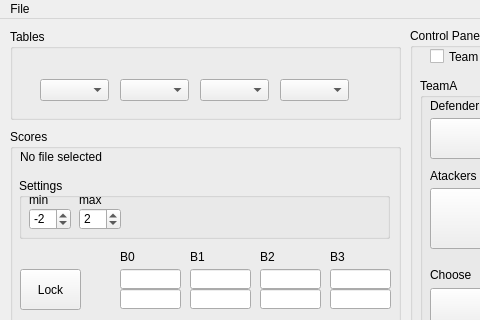
Above: pairing/QT/Pairing4Desktop/mainwindow.ui from MoscowskyAnton/adeptus_calculatus before the change; both pictures show x 0 to 480 and y 0 to 320 of the 1030 by 702 pixel window. Below: the same form after it.
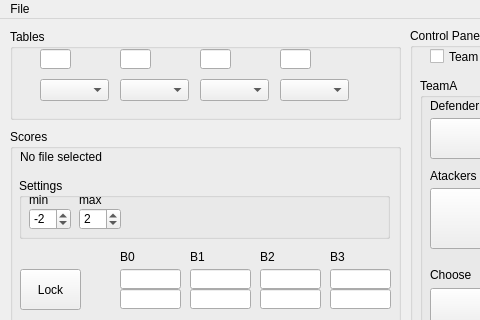
That is the form after the change.

Commit message: marking tables

The edit to the form file:
```diff
--- a/pairing/QT/Pairing4Desktop/mainwindow.ui
+++ b/pairing/QT/Pairing4Desktop/mainwindow.ui
@@ -1072,6 +1072,49 @@
       </rect>
      </property>
     </widget>
+    <widget class="QLineEdit" name="le_t1">
+     <property name="geometry">
+      <rect>
+       <x>30</x>
+       <y>20</y>
+       <width>31</width>
+       <height>20</height>
+      </rect>
+     </property>
+     <property name="clearButtonEnabled">
+      <bool>false</bool>
+     </property>
+    </widget>
+    <widget class="QLineEdit" name="le_t2">
+     <property name="geometry">
+      <rect>
+       <x>110</x>
+       <y>20</y>
+       <width>31</width>
+       <height>20</height>
+      </rect>
+     </property>
+    </widget>
+    <widget class="QLineEdit" name="le_t3">
+     <property name="geometry">
+      <rect>
+       <x>190</x>
+       <y>20</y>
+       <width>31</width>
+       <height>20</height>
+      </rect>
+     </property>
+    </widget>
+    <widget class="QLineEdit" name="le_t4">
+     <property name="geometry">
+      <rect>
+       <x>270</x>
+       <y>20</y>
+       <width>31</width>
+       <height>20</height>
+      </rect>
+     </property>
+    </widget>
    </widget>
    <widget class="QGroupBox" name="groupBox_4">
     <property name="geometry">
```
The commit also changes 2 other files.
